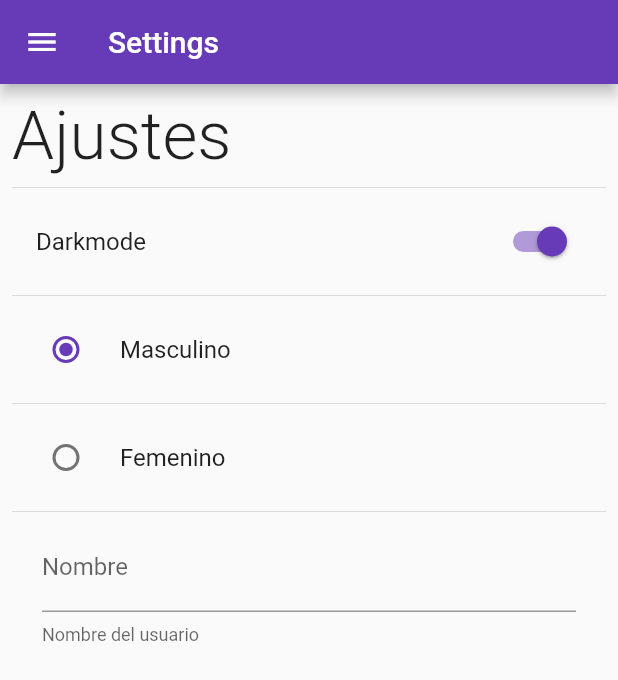
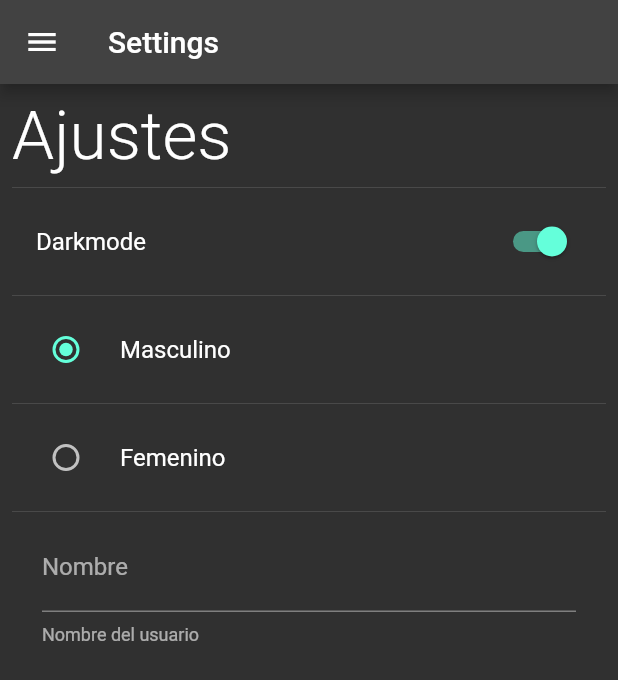
Before and after one commit to Antoniojesus1999/lector_qr, a Flutter app: the SettingsScreen screen opened by its route, after a tap on "Darkmode", on a phone screen of 412 x 824 dp. Shown: the top 680 px of the screen. Run offline on Flutter 3.47's test engine with Material 2 defaults, Android fonts, the light colour scheme and no system bars; our stand-ins replace google_maps_flutter, shared_preferences, sqflite; missing offline and left inert: flutter_barcode_scanner; accounts and stored records are empty.

Commit message:
cargar dinamicamente el thema con provider

```diff
--- /dev/null
+++ b/lib/providers/theme_provider.dart
@@ -0,0 +1,18 @@
+import 'package:flutter/material.dart';
+
+class ThemeProvider extends ChangeNotifier {
+  late ThemeData currentTheme;
+
+  ThemeProvider({required bool isDarkmode})
+      : currentTheme = isDarkmode ? ThemeData.dark() : ThemeData.light();
+
+  setLightMode() {
+    currentTheme = ThemeData.light();
+    notifyListeners();
+  }
+
+  setDarkMode() {
+    currentTheme = ThemeData.dark();
+    notifyListeners();
+  }
+}
--- a/lib/screens/settingsScreens.dart
+++ b/lib/screens/settingsScreens.dart
@@ -1,5 +1,7 @@
 import 'package:flutter/material.dart';
+import 'package:lector_qr/providers/theme_provider.dart';
 import 'package:lector_qr/share_preferences/preferences.dart';
+import 'package:provider/provider.dart';
 
 import '../widgets/side_menu.dart';
 
@@ -36,6 +38,11 @@
                     title: const Text('Darkmode'),
                     onChanged: (value) {
                       Preferences.isDarkmode = value;
+                      final themeProvider =
+                          Provider.of<ThemeProvider>(context, listen: false);
+                      value
+                          ? themeProvider.setDarkMode()
+                          : themeProvider.setLightMode();
                       setState(() {});
                     }),
                 const Divider(),
```
Also changed, not shown: lib/main.dart (+9 -2 lines).
